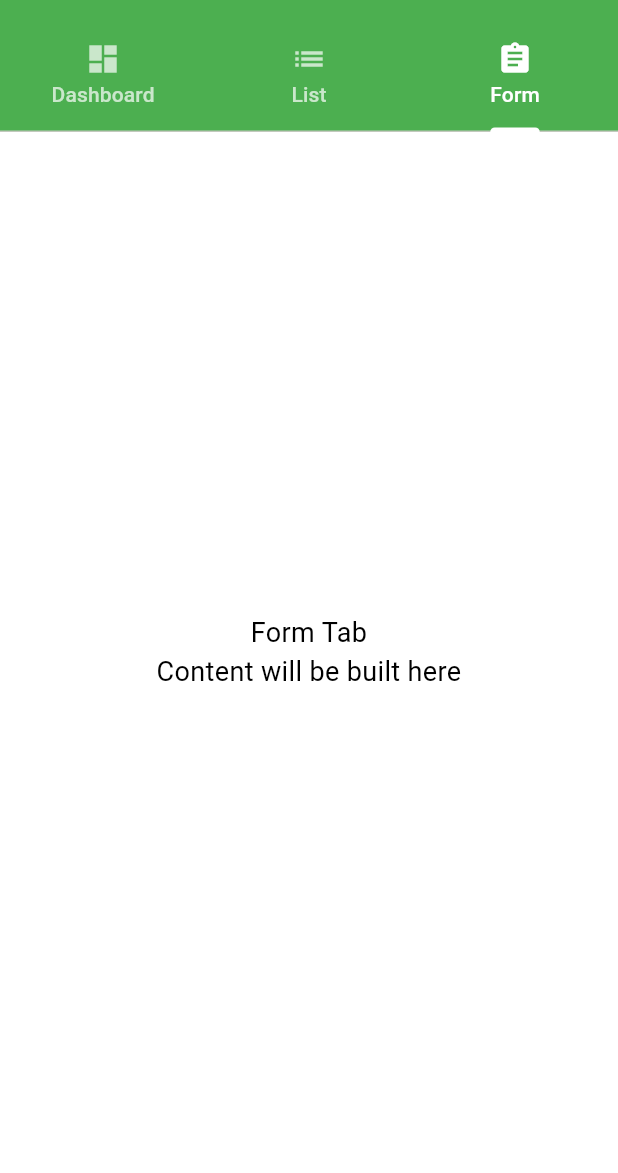
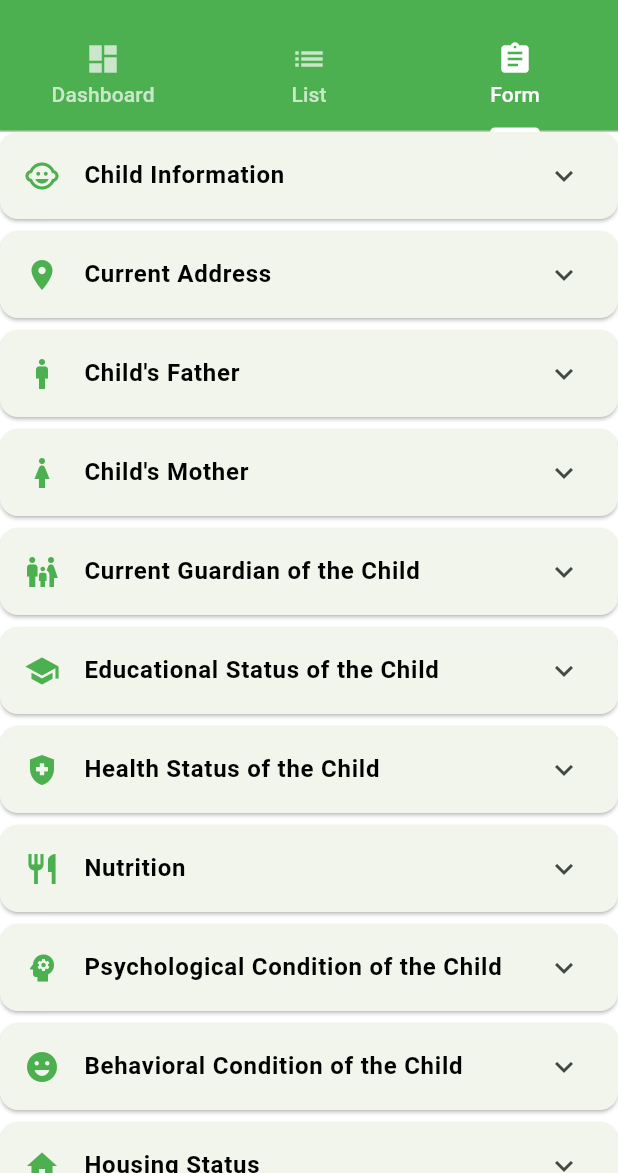
Before and after one commit to Abd-K/supervisor, a Flutter app: the screen it shows after launch, tab 3 chosen, on a phone screen of 412 x 824 dp, the part 63-1236 px from its top. Run offline on Flutter 3.47's test engine with Material 3 defaults, Android fonts, the phone set to English and light mode, and no system bars.

Commit message:
Form view

```diff
--- a/lib/main.dart
+++ b/lib/main.dart
@@ -1,4 +1,5 @@
 import 'package:flutter/material.dart';
+import 'orphan_form.dart';
 
 void main() {
   runApp(const MyApp());
@@ -10,7 +11,7 @@ class MyApp extends StatelessWidget {
   @override
   Widget build(BuildContext context) {
     return MaterialApp(
-      title: 'Orphan Supervisor',
+      title: 'Supervisor',
       theme: ThemeData(
         colorScheme: ColorScheme.fromSeed(
           seedColor: Colors.green,
@@ -44,11 +45,13 @@ class SupervisorHomePage extends StatefulWidget {
 class _SupervisorHomePageState extends State<SupervisorHomePage>
     with SingleTickerProviderStateMixin {
   late TabController _tabController;
+  int _currentIndex = -1; // Start with no tab selected
 
   @override
   void initState() {
     super.initState();
     _tabController = TabController(length: 3, vsync: this);
+    // Don't set an initial index, keeping tabs collapsed
   }
 
   @override
@@ -64,6 +67,11 @@ class _SupervisorHomePageState extends State<SupervisorHomePage>
         title: const Text('Orphan Supervisor'),
         bottom: TabBar(
           controller: _tabController,
+          onTap: (index) {
+            setState(() {
+              _currentIndex = index;
+            });
+          },
           tabs: const [
             Tab(
               icon: Icon(Icons.dashboard),
@@ -80,7 +88,14 @@ class _SupervisorHomePageState extends State<SupervisorHomePage>
           ],
         ),
       ),
-      body: TabBarView(
+      body: _currentIndex == -1
+        ? const Center(
+            child: Text(
+              'Select a tab to view content',
+              style: TextStyle(fontSize: 18, color: Colors.grey),
+            ),
+          )
+        : TabBarView(
             controller: _tabController,
             children: const [
               DashboardTab(),
@@ -128,12 +143,6 @@ class FormTab extends StatelessWidget {
 
   @override
   Widget build(BuildContext context) {
-    return const Center(
-      child: Text(
-        'Form Tab\nContent will be built here',
-        textAlign: TextAlign.center,
-        style: TextStyle(fontSize: 18),
-      ),
-    );
+    return const OrphanForm();
   }
 }
--- /dev/null
+++ b/lib/orphan_form.dart
@@ -0,0 +1,536 @@
+import 'package:flutter/material.dart';
+
+class OrphanForm extends StatefulWidget {
+  const OrphanForm({super.key});
+
+  @override
+  State<OrphanForm> createState() => _OrphanFormState();
+}
+
+class _OrphanFormState extends State<OrphanForm> {
+  final _formKey = GlobalKey<FormState>();
+  final _scrollController = ScrollController();
+
+  // Controllers for form fields
+  final Map<String, TextEditingController> _controllers = {};
+  final Map<String, bool> _sectionExpanded = {
+    'child_info': false,
+    'address': false,
+    'father': false,
+    'mother': false,
+    'guardian': false,
+    'education': false,
+    'health': false,
+    'nutrition': false,
+    'psychological': false,
+    'behavioral': false,
+    'housing': false,
+  };
+
+  // Dropdown selections
+  final Map<String, String?> _dropdownValues = {};
+
+  bool _isLoading = false;
+
+  @override
+  void initState() {
+    super.initState();
+    _initializeControllers();
+  }
+
+  void _initializeControllers() {
+    final fields = [
+      // Child Info
+      'firstName', 'fatherName', 'familyName', 'nickName', 'dateOfBirth',
+      'placeOfBirth', 'nationalId', 'nationality',
+      // Address
+      'country', 'province', 'city', 'village', 'camp', 'neighborhood',
+      'street', 'mailingAddress', 'phoneNumber',
+      // Father
+      'fatherFirstName', 'fatherFatherName', 'fatherFamilyName', 'fatherDateOfBirth',
+      'fatherDateOfDeath', 'fatherCauseOfDeath', 'fatherEducation', 'fatherWork',
+      'fatherIncome', 'fatherWivesChildren',
+      // Mother
+      'motherFullName', 'motherDateOfBirth', 'motherDateOfDeath', 'motherCauseOfDeath',
+      'motherEducation', 'motherWork', 'motherIncome',
+      // Guardian
+      'guardianFullName', 'guardianRelationship', 'guardianEducation', 'guardianWork',
+      'guardianDependents', 'guardianIncome', 'guardianSupport',
+      // Education
+      'gradeLevel', 'academicYear', 'institutionName', 'institutionAddress',
+      'tuitionCosts', 'excellentSubjects', 'weakSubjects', 'lastReportCard',
+      'alternativeEducation', 'weaknessReason', 'improvementActions', 'dropoutReasons',
+      // Health
+      'disabilityType',
+      // Nutrition
+      'malnutritionCauses',
+      // Housing
+      'housingDescription',
+    ];
+    for (var field in fields) {
+      _controllers[field] = TextEditingController();
+    }
+  }
+
+  @override
+  void dispose() {
+    for (var c in _controllers.values) {
+      c.dispose();
+    }
+    _scrollController.dispose();
+    super.dispose();
+  }
+
+@override
+Widget build(BuildContext context) {
+  return GestureDetector(
+    onTap: () => FocusScope.of(context).unfocus(),
+    child: Scaffold(
+      resizeToAvoidBottomInset: true,
+
+      body: Stack(
+        children: [
+          SingleChildScrollView(
+            controller: _scrollController,
+            padding: const EdgeInsets.only(bottom: 16),
+            child: Form(
+              key: _formKey,
+              child: Column(
+                children: [
+                  _buildChildInfoSection(),
+                  _buildAddressSection(),
+                  _buildFatherSection(),
+                  _buildMotherSection(),
+                  _buildGuardianSection(),
+                  _buildEducationSection(),
+                  _buildHealthSection(),
+                  _buildNutritionSection(),
+                  _buildPsychologicalSection(),
+                  _buildBehavioralSection(),
+                  _buildHousingSection(),
+                  const SizedBox(height: 24),
+                  _buildSaveButton(),
+                ],
+              ),
+            ),
+          ),
+          if (_isLoading)
+            Positioned.fill(
+              child: Container(
+                color: Colors.black.withOpacity(0.5),
+                child: const Center(
+                  child: Card(
+                    child: Padding(
+                      padding: EdgeInsets.all(20),
+                      child: Column(
+                        mainAxisSize: MainAxisSize.min,
+                        children: [
+                          CircularProgressIndicator(),
+                          SizedBox(height: 16),
+                          Text(
+                            'Saving child information...',
+                            style: TextStyle(fontSize: 16),
+                          ),
+                        ],
+                      ),
+                    ),
+                  ),
+                ),
+              ),
+            ),
+        ],
+      ),
+    ),
+  );
+}
+
+  Widget _buildExpandableSection({
+    required String key,
+    required String title,
+    required IconData icon,
+    required List<Widget> children,
+  }) {
+    return Card(
+      margin: const EdgeInsets.only(bottom: 8.0),
+      child: ExpansionTile(
+        leading: Icon(icon, color: Colors.green),
+        title: Text(title, style: const TextStyle(fontWeight: FontWeight.bold)),
+        initiallyExpanded: _sectionExpanded[key] ?? false,
+        onExpansionChanged: (expanded) {
+          setState(() => _sectionExpanded[key] = expanded);
+        },
+        children: [
+          Padding(
+            padding: const EdgeInsets.all(16.0),
+            child: Column(children: children),
+          ),
+        ],
+      ),
+    );
+  }
+
+  Widget _buildChildInfoSection() => _buildExpandableSection(
+    key: 'child_info',
+    title: 'Child Information',
+    icon: Icons.child_care,
+    children: [
+      _buildTextField('firstName', 'First Name', required: true),
+      _buildTextField('fatherName', "Father's Name", required: true),
+      _buildTextField('familyName', 'Family Name', required: true),
+      _buildTextField('nickName', 'Nick Name'),
+      _buildDatePicker('dateOfBirth', 'Date of Birth', required: true),
+      _buildTextField('placeOfBirth', 'Place of Birth'),
+      _buildTextField('nationalId', 'National ID Number'),
+      _buildDropdown('gender', 'Gender', ['Male', 'Female'], required: true),
+      _buildTextField('nationality', 'Nationality'),
+    ],
+  );
+
+  Widget _buildAddressSection() => _buildExpandableSection(
+    key: 'address',
+    title: 'Current Address',
+    icon: Icons.location_on,
+    children: [
+      _buildTextField('country', 'Country'),
+      _buildTextField('province', 'Province / Region'),
+      _buildTextField('city', 'City'),
+      _buildTextField('village', 'Village'),
+      _buildTextField('camp', 'Camp'),
+      _buildTextField('neighborhood', 'Neighborhood'),
+      _buildTextField('street', 'Street'),
+      _buildTextField('mailingAddress', 'Mailing Address (detailed)', maxLines: 3),
+      _buildTextField('phoneNumber', 'Phone Number', keyboardType: TextInputType.phone),
+    ],
+  );
+
+  Widget _buildFatherSection() => _buildExpandableSection(
+    key: 'father',
+    title: "Child's Father",
+    icon: Icons.man,
+    children: [
+      _buildTextField('fatherFirstName', 'First Name'),
+      _buildTextField('fatherFatherName', "Father's Name"),
+      _buildTextField('fatherFamilyName', 'Family Name'),
+      _buildDatePicker('fatherDateOfBirth', 'Date of Birth'),
+      _buildDropdown('fatherAlive', 'Alive', ['Yes', 'No']),
+      _buildDatePicker('fatherDateOfDeath', 'Date of Death (if deceased)'),
+      _buildTextField('fatherCauseOfDeath', 'Cause of Death (if deceased)', maxLines: 2),
+      _buildTextField('fatherEducation', 'Educational Background'),
+      _buildTextField('fatherWork', 'Type of Work / Employment'),
+      _buildNumberField('fatherIncome', 'Monthly Income'),
+      _buildNumberField('fatherWivesChildren', 'Number of Wives and Living Children'),
+    ],
+  );
+
+  Widget _buildMotherSection() => _buildExpandableSection(
+    key: 'mother',
+    title: "Child's Mother",
+    icon: Icons.woman,
+    children: [
+      _buildTextField('motherFullName', 'Full Name'),
+      _buildDatePicker('motherDateOfBirth', 'Date of Birth'),
+      _buildDropdown('motherAlive', 'Alive', ['Yes', 'No']),
+      _buildDatePicker('motherDateOfDeath', 'Date of Death (if deceased)'),
+      _buildTextField('motherCauseOfDeath', 'Cause of Death (if deceased)', maxLines: 2),
+      _buildTextField('motherEducation', 'Educational Background'),
+      _buildTextField('motherWork', 'Type of Work / Employment'),
+      _buildNumberField('motherIncome', 'Monthly Income'),
+      _buildDropdown('motherRemarried', 'Is she currently remarried?', ['Yes', 'No']),
+    ],
+  );
+
+  Widget _buildGuardianSection() => _buildExpandableSection(
+    key: 'guardian',
+    title: 'Current Guardian of the Child',
+    icon: Icons.family_restroom,
+    children: [
+      _buildTextField('guardianFullName', 'Full Name', required: true),
+      _buildTextField('guardianRelationship', 'Relationship to the Child', required: true),
+      _buildTextField('guardianEducation', 'Educational Level', required: true),
+      _buildTextField('guardianWork', 'Type of Work', required: true),
+      _buildNumberField('guardianDependents', 'Number of Dependents', required: true),
+      _buildNumberField('guardianIncome', 'Monthly Income', required: true),
+      _buildNumberField('guardianSupport', 'Estimated Financial Support for the Child', required: true),
+    ],
+  );
+
+  Widget _buildEducationSection() => _buildExpandableSection(
+    key: 'education',
+    title: 'Educational Status of the Child',
+    icon: Icons.school,
+    children: [
+      _buildDropdown('educationType', 'Type of Education', ['Academic', 'Vocational']),
+      _buildDropdown('educationStage', 'Educational Stage', ['Preschool', 'Primary', 'Middle', 'Secondary', 'University']),
+      _buildTextField('gradeLevel', 'Grade Level'),
+      _buildTextField('academicYear', 'Academic Year'),
+      _buildTextField('institutionName', 'Name of Educational Institution'),
+      _buildTextField('institutionAddress', 'Address of Educational Institution'),
+      _buildNumberField('tuitionCosts', 'Tuition / Education Costs'),
+      _buildTextField('excellentSubjects', 'Subjects of Excellence', maxLines: 2),
+      _buildTextField('weakSubjects', 'Subjects of Weakness', maxLines: 2),
+      _buildTextField('lastReportCard', 'Last Report Card Result'),
+      _buildTextField('alternativeEducation', 'Alternative Education Plan (if not enrolled)', maxLines: 3),
+      _buildDropdown('academicPerformance', 'Academic Performance Level', ['Weak', 'Acceptable', 'Good', 'Very Good', 'Excellent']),
+      _buildTextField('weaknessReason', 'Reason for Academic Weakness (if any)', maxLines: 2),
+      _buildTextField('improvementActions', 'Actions Taken to Improve Academic Performance', maxLines: 3),
+      _buildTextField('dropoutReasons', 'If Dropped Out: Reasons for Leaving School', maxLines: 2),
+    ],
+  );
+
+  Widget _buildHealthSection() => _buildExpandableSection(
+    key: 'health',
+    title: 'Health Status of the Child',
+    icon: Icons.health_and_safety,
+    children: [
+      _buildDropdown('healthStatus', 'General Health Status', ['Good', 'Chronic Illness', 'Special Needs']),
+      _buildTextField('disabilityType', 'Type of Disability (if any)', maxLines: 2),
+    ],
+  );
+
+  Widget _buildNutritionSection() => _buildExpandableSection(
+    key: 'nutrition',
+    title: 'Nutrition',
+    icon: Icons.restaurant,
+    children: [
+      _buildDropdown('nutritionType', 'Type of Nutrition', ['Balanced', 'Weak', 'Poor']),
+      _buildTextField('malnutritionCauses', 'If Malnourished: What are the Causes?', maxLines: 3),
+    ],
+  );
+
+  Widget _buildPsychologicalSection() => _buildExpandableSection(
+    key: 'psychological',
+    title: 'Psychological Condition of the Child',
+    icon: Icons.psychology,
+    children: [
+      _buildDropdown('psychologicalStatus', 'Psychological Status', ['Stable', 'Anxious', 'Disturbed']),
+    ],
+  );
+
+  Widget _buildBehavioralSection() => _buildExpandableSection(
+    key: 'behavioral',
+    title: 'Behavioral Condition of the Child',
+    icon: Icons.emoji_emotions,
+    children: [
+      _buildDropdown('behavioralStatus', 'Behavioral Status', ['Disciplined', 'Average', 'Poor']),
+    ],
+  );
+
+  Widget _buildHousingSection() => _buildExpandableSection(
+    key: 'housing',
+    title: 'Housing Status',
+    icon: Icons.home,
+    children: [
+      _buildDropdown('housingType', 'Current Housing Type', ['Rent', 'Borrowed', 'Other']),
+      _buildTextField('housingDescription', 'Housing Type (e.g. apartment, tent, etc.)'),
+      _buildDropdown('housingCondition', 'Housing Condition', ['Good', 'Moderate', 'Poor']),
+      _buildDropdown('furnitureCondition', 'Furniture Condition', ['Good', 'Moderate', 'Poor']),
+    ],
+  );
+
+  Widget _buildTextField(
+    String key,
+    String label, {
+    bool required = false,
+    int maxLines = 1,
+    TextInputType keyboardType = TextInputType.text,
+  }) {
+    return Padding(
+      padding: const EdgeInsets.only(bottom: 16.0),
+      child: Builder(
+        builder: (context) => Focus(
+          onFocusChange: (hasFocus) {
+            if (hasFocus) {
+              Future.delayed(const Duration(milliseconds: 300), () {
+                Scrollable.ensureVisible(
+                  context,
+                  duration: const Duration(milliseconds: 300),
+                  alignment: 0.1, // Ensure proper scrolling
+                );
+              });
+            }
+          },
+          child: TextFormField(
+            controller: _controllers[key],
+            decoration: InputDecoration(
+              labelText: required ? '$label *' : label,
+              border: const OutlineInputBorder(),
+            ),
+            maxLines: maxLines,
+            keyboardType: keyboardType,
+            validator: required
+                ? (value) => value?.isEmpty == true ? 'This field is required' : null
+                : null,
+          ),
+        ),
+      ),
+    );
+  }
+
+  Widget _buildNumberField(String key, String label, {bool required = false}) {
+    return _buildTextField(
+      key,
+      label,
+      required: required,
+      keyboardType: TextInputType.number,
+    );
+  }
+
+  Widget _buildDropdown(String key, String label, List<String> options, {bool required = false}) {
+    return Padding(
+      padding: const EdgeInsets.only(bottom: 16.0),
+      child: DropdownButtonFormField<String>(
+        decoration: InputDecoration(
+          labelText: required ? '$label *' : label,
+          border: const OutlineInputBorder(),
+        ),
+        items: options.map((o) => DropdownMenuItem(value: o, child: Text(o))).toList(),
+        value: _dropdownValues[key],
+        onChanged: (v) => setState(() => _dropdownValues[key] = v),
+        validator: required
+            ? (v) => v == null ? 'Please select an option' : null
+            : null,
+      ),
+    );
+  }
+
+  Widget _buildDatePicker(String key, String label, {bool required = false}) {
+    return Padding(
+      padding: const EdgeInsets.only(bottom: 16.0),
+      child: TextFormField(
+        controller: _controllers[key],
+        decoration: InputDecoration(
+          labelText: required ? '$label *' : label,
+          border: const OutlineInputBorder(),
+          suffixIcon: const Icon(Icons.calendar_today),
+        ),
+        readOnly: true,
+        onTap: () async {
+          final date = await showDatePicker(
+            context: context,
+            initialDate: DateTime.now(),
+            firstDate: DateTime(1900),
+            lastDate: DateTime.now(),
+          );
+          if (date != null) {
+            setState(() {
+              _controllers[key]!.text = '${date.day}/${date.month}/${date.year}';
+            });
+          }
+        },
+        validator: required
+            ? (value) => value?.isEmpty == true ? 'This field is required' : null
+            : null,
+      ),
+    );
+  }
+
+  Widget _buildSaveButton() {
+    return SizedBox(
+      width: double.infinity,
+      child: ElevatedButton(
+        onPressed: _isLoading ? null : _saveForm,
+        style: ElevatedButton.styleFrom(
+          backgroundColor: Colors.green,
+          foregroundColor: Colors.white,
+          padding: const EdgeInsets.symmetric(vertical: 16.0),
+        ),
+        child: _isLoading
+            ? const Row(
+                mainAxisAlignment: MainAxisAlignment.center,
+                children: [
+                  SizedBox(
+                    width: 20,
+                    height: 20,
+                    child: CircularProgressIndicator(
+                      strokeWidth: 2,
+                      valueColor: AlwaysStoppedAnimation<Color>(Colors.white),
+                    ),
+                  ),
+                  SizedBox(width: 12),
+                  Text(
+                    'Saving...',
+                    style: TextStyle(fontSize: 18, fontWeight: FontWeight.bold),
+                  ),
+                ],
+              )
+            : const Text(
+                'Save Child Information',
+                style: TextStyle(fontSize: 18, fontWeight: FontWeight.bold),
+              ),
+      ),
+    );
+  }
+
+  void _resetForm() {
+  // 1️⃣ Tell Flutter you’re about to change everything
+  setState(() {
+    // 2️⃣ Reset the FormState (clears built-in FormField state)
+    _formKey.currentState?.reset();
+
+    // 3️⃣ Manually clear every TextEditingController
+    for (final controller in _controllers.values) {
+      controller.clear();
+    }
+
+    // 4️⃣ Reset your dropdown map to “no selection”
+    _dropdownValues.clear();
+
+    // 5️⃣ Collapse all except the first section
+    _sectionExpanded.updateAll((section, _) => section == 'child_info');
+  });
+
+  // 6️⃣ (Optional) Scroll back to top so the user sees the very first section
+  _scrollController.animateTo(
+    0,
+    duration: const Duration(milliseconds: 300),
+    curve: Curves.easeOut,
+  );
+}
+
+  Future<void> _saveForm() async {
+    // Dismiss the keyboard
+    FocusScope.of(context).unfocus();
+
+    // if (_formKey.currentState?.validate() != true) {
+    //   ScaffoldMessenger.of(context).showSnackBar(
+    //     const SnackBar(content: Text('Please fill in all required fields')),
+    //   );
+    //   return;
+    // }
+
+    setState(() => _isLoading = true);
+
+    try {
+      // TODO: Bilal & Mustafa
+      // 1- Implement actual API call
+      // 2- Implement SQLite storage. SQLite should have a column isSynced to indicate if the data is synced with the server.
+      // On app startup, check if there are unsynced records and sync them with the server by calling an API endpoint.
+
+      // simulate save
+      await Future.delayed(const Duration(seconds: 3));
+      if (!mounted) return;
+
+      // stop loading and reset form in one setState
+      setState(() {
+        _isLoading = false;
+        _resetForm();
+      });
+
+      ScaffoldMessenger.of(context).showSnackBar(
+        const SnackBar(
+          content: Text('Child information saved successfully!'),
+          backgroundColor: Colors.green,
+        ),
+      );
+    } catch (_) {
+      if (!mounted) return;
+      setState(() => _isLoading = false);
+      ScaffoldMessenger.of(context).showSnackBar(
+        const SnackBar(
+          content: Text('Failed to save. Please try again.'),
+          backgroundColor: Colors.red,
+        ),
+      );
+    }
+  }
+}
```
Lines whose indentation alone changed are shown as unchanged.
